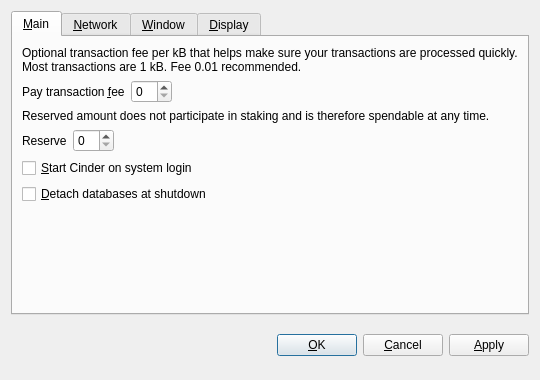
This is src/qt/forms/optionsdialog.ui in CrypTraider/Cinder as Qt 5 draws it before an edit. The edited form follows.
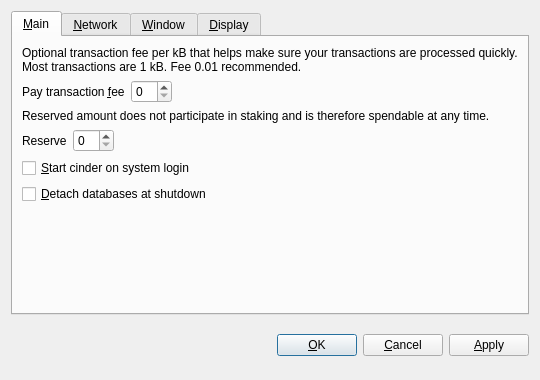
This is the edited form. Custom widgets are drawn as their Qt base class.

The edit to the form file:
```diff
--- a/src/qt/forms/optionsdialog.ui
+++ b/src/qt/forms/optionsdialog.ui
@@ -128,7 +128,7 @@
           <string>Automatically start Cinder after logging in to the system.</string>
          </property>
          <property name="text">
-          <string>&amp;Start Cinder on system login</string>
+          <string>&amp;Start cinder on system login</string>
          </property>
         </widget>
        </item>
```
Left out of the diff: 10 changed lines with no effect on the pictures.
